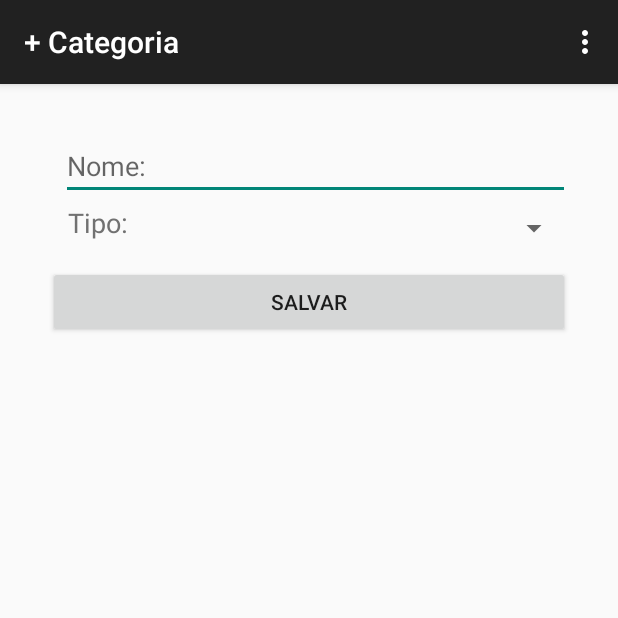
After one commit to bnubruno/Coddi, an Android app: the CadastrarCategoriaActivity screen opened directly, with no data from a screen before it, on a phone screen of 412 x 824 dp, the top half of it. The commit adds this screen. Run offline under Robolectric (Android 15) with nearby library versions, the phone set to English and light mode, and no system bars.

Commit message:
#Adicionado tela de categoria

```diff
--- /dev/null
+++ b/app/src/main/java/coddi/com/br/Adapter/SpinnerArrayAdapter.java
@@ -0,0 +1,49 @@
+package coddi.com.br.Adapter;
+
+import android.content.Context;
+import android.view.View;
+import android.view.ViewGroup;
+import android.widget.ArrayAdapter;
+import android.widget.TextView;
+
+import java.util.List;
+
+import coddi.com.br.coddi.R;
+
+public class SpinnerArrayAdapter extends ArrayAdapter<String> {
+
+    private int hintColor;
+
+    public SpinnerArrayAdapter(Context ctx, String[] objects) {
+        super(ctx, R.layout.spinner_view, objects);
+        this.hintColor = ctx.getResources().getColor(R.color.list_item_title);
+
+    }
+
+    public SpinnerArrayAdapter(Context ctx, List<String> objects) {
+        super(ctx, R.layout.spinner_view, objects);
+        this.hintColor = ctx.getResources().getColor(R.color.list_item_title);
+    }
+
+    @Override
+    public View getView(int position, View convertView, ViewGroup parent) {
+        View view = super.getView(position, convertView, parent);
+        if (position == getCount()) {
+            ((TextView) view.findViewById(R.id.tvSpinner)).setText("");
+            ((TextView) view.findViewById(R.id.tvSpinner)).setTextColor(this.hintColor);
+            ((TextView) view.findViewById(R.id.tvSpinner)).setText(getItem(getCount())); //Hint
+            ((TextView) view.findViewById(R.id.tvSpinner)).setPadding(20, 0, 0, 12);
+        }
+        return view;
+    }
+
+    @Override
+    public int getCount() {
+        return super.getCount() - 1; // nao mostra o ultimo item. será usado pela hint
+    }
+
+    public void setError(View v, String s) {
+        TextView name = (TextView) v.findViewById(R.id.tvSpinner);
+        name.setError(s);
+    }
+}
--- a/app/src/main/java/coddi/com/br/model/Categoria.java
+++ b/app/src/main/java/coddi/com/br/model/Categoria.java
@@ -1,5 +1,6 @@
 package coddi.com.br.model;
 
+import com.j256.ormlite.field.DataType;
 import com.j256.ormlite.field.DatabaseField;
 import com.j256.ormlite.table.DatabaseTable;
 
@@ -13,6 +14,10 @@ public class Categoria {
     private Long id;
     @DatabaseField
     private String nome;
+
+    @DatabaseField(dataType = DataType.ENUM_STRING)
+    private TipoFinanceiro tipoFinanceiro;
+
     @DatabaseField
     private int version;
 
--- /dev/null
+++ b/app/src/main/java/coddi/com/br/view/activity/categoria/CadastrarCategoriaActivity.java
@@ -0,0 +1,87 @@
+package coddi.com.br.view.activity.categoria;
+
+import android.os.Bundle;
+import android.support.v7.app.ActionBarActivity;
+import android.view.Menu;
+import android.view.MenuItem;
+import android.view.View;
+import android.widget.Button;
+import android.widget.Spinner;
+import android.widget.TextView;
+import android.widget.Toast;
+
+import java.util.ArrayList;
+import java.util.List;
+
+import coddi.com.br.Adapter.SpinnerArrayAdapter;
+import coddi.com.br.coddi.R;
+import coddi.com.br.model.TipoFinanceiro;
+
+public class CadastrarCategoriaActivity extends ActionBarActivity {
+
+    private TextView txtNomeCategoria;
+    private Spinner comboTipoFinanceiro;
+    private Button btnCadastrarCategoria;
+    private SpinnerArrayAdapter spinnerAdapter;
+
+    @Override
+    protected void onCreate(Bundle savedInstanceState) {
+        super.onCreate(savedInstanceState);
+        setContentView(R.layout.activity_cadastrar_categoria);
+        setTitle(R.string.cadastrar_caterogias_titulo);
+
+        txtNomeCategoria = (TextView) findViewById(R.id.txtNomeCategoria);
+
+        List<String> lista = new ArrayList<>();
+        lista.add("Receber");
+        lista.add("Pagar");
+        lista.add("Tipo:");
+
+        comboTipoFinanceiro = (Spinner) findViewById(R.id.comboTipoFinanceiro);
+        spinnerAdapter = new SpinnerArrayAdapter(getApplicationContext(), lista);
+        spinnerAdapter.setDropDownViewResource(R.layout.spinner_drop_down);
+        comboTipoFinanceiro.setAdapter(spinnerAdapter);
+        comboTipoFinanceiro.setSelection(this.spinnerAdapter.getCount());
+
+
+        btnCadastrarCategoria = (Button) findViewById(R.id.btnCadastrarCategoria);
+        btnCadastrarCategoria.setOnClickListener(new View.OnClickListener() {
+            @Override
+            public void onClick(View v) {
+                String tipoFinanceiroAux = (String) comboTipoFinanceiro.getAdapter().getItem(comboTipoFinanceiro.getSelectedItemPosition());
+                String nome = txtNomeCategoria.getText().toString();
+
+                if (nome.trim().isEmpty()) {
+                    txtNomeCategoria.setError("Nome é obrigatório.");
+                }
+
+                TipoFinanceiro tipoFinanceiro = TipoFinanceiro.converte(tipoFinanceiroAux);
+                if (tipoFinanceiro == null) {
+                    spinnerAdapter.setError(comboTipoFinanceiro.getSelectedView(), "Informe o tipo.");
+                }
+
+                Toast.makeText(getApplicationContext(), "Tipo financeiro: " + tipoFinanceiro + ". Nome: " + nome + ".", Toast.LENGTH_SHORT).show();
+            }
+        });
+
+    }
+
+
+    @Override
+    public boolean onCreateOptionsMenu(Menu menu) {
+        getMenuInflater().inflate(R.menu.menu_cadastrar_categoria, menu);
+        return true;
+    }
+
+    @Override
+    public boolean onOptionsItemSelected(MenuItem item) {
+        int id = item.getItemId();
+
+        if (id == R.id.action_settings) {
+            return true;
+        }
+        return super.onOptionsItemSelected(item);
+    }
+
+
+}
--- /dev/null
+++ b/app/src/main/res/layout/activity_cadastrar_categoria.xml
@@ -0,0 +1,64 @@
+<RelativeLayout xmlns:android="http://schemas.android.com/apk/res/android"
+                xmlns:tools="http://schemas.android.com/tools"
+                android:layout_width="match_parent"
+                android:layout_height="match_parent"
+                android:paddingLeft="@dimen/activity_horizontal_margin"
+                android:paddingRight="@dimen/activity_horizontal_margin"
+                android:paddingTop="@dimen/activity_vertical_margin"
+                android:paddingBottom="@dimen/activity_vertical_margin"
+                tools:context="coddi.com.br.view.activity.categoria.CadastrarCategoriaActivity">
+
+    <LinearLayout
+        android:orientation="vertical"
+        android:layout_width="fill_parent"
+        android:layout_height="fill_parent"
+        >
+
+        <LinearLayout
+            android:orientation="horizontal"
+            android:layout_width="fill_parent"
+            android:layout_height="wrap_content"
+            android:id="@+id/layout"
+            android:layout_marginRight="0dp"
+            android:layout_marginBottom="10px">
+
+            <EditText
+                android:layout_width="match_parent"
+                android:layout_height="wrap_content"
+                android:id="@+id/txtNomeCategoria"
+                android:hint="Nome:"
+                android:layout_marginLeft="13px"/>
+
+        </LinearLayout>
+
+        <LinearLayout
+            android:orientation="horizontal"
+            android:layout_width="fill_parent"
+            android:layout_height="wrap_content"
+            >
+
+            <Spinner
+                android:layout_width="match_parent"
+                android:layout_height="wrap_content"
+                android:id="@+id/comboTipoFinanceiro"
+                android:spinnerMode="dropdown"/>
+
+        </LinearLayout>
+
+        <LinearLayout
+            android:orientation="horizontal"
+            android:layout_width="fill_parent"
+            android:layout_height="wrap_content"
+            android:layout_marginTop="20px">
+
+            <Button
+                style="?android:attr/buttonStyleSmall"
+                android:layout_width="match_parent"
+                android:layout_height="wrap_content"
+                android:text="Salvar"
+                android:id="@+id/btnCadastrarCategoria"
+                android:layout_gravity="center_horizontal"/>
+        </LinearLayout>
+
+    </LinearLayout>
+</RelativeLayout>
--- /dev/null
+++ b/app/src/main/res/layout/spinner_view.xml
@@ -0,0 +1,10 @@
+<?xml version="1.0" encoding="utf-8"?>
+<TextView
+    xmlns:android="http://schemas.android.com/apk/res/android"
+    android:id="@+id/tvSpinner"
+    android:layout_width="fill_parent"
+    android:layout_height="wrap_content"
+    android:paddingLeft="10dp"
+    android:textSize="18sp"
+    android:gravity="center_vertical"
+    android:textColor="@color/black"/>
--- /dev/null
+++ b/app/src/main/res/menu/menu_cadastrar_categoria.xml
@@ -0,0 +1,9 @@
+<menu xmlns:android="http://schemas.android.com/apk/res/android"
+      xmlns:app="http://schemas.android.com/apk/res-auto"
+      xmlns:tools="http://schemas.android.com/tools"
+      tools:context="coddi.com.br.view.activity.categoria.CadastrarCategoriaActivity">
+    <item android:id="@+id/action_settings"
+          android:title="@string/action_settings"
+          android:orderInCategory="100"
+          app:showAsAction="never"/>
+</menu>
--- a/app/src/main/res/values/dimens.xml
+++ b/app/src/main/res/values/dimens.xml
@@ -1,7 +1,7 @@
 <resources>
     <!-- Default screen margins, per the Android Design guidelines. -->
-    <dimen name="activity_horizontal_margin">16dp</dimen>
-    <dimen name="activity_vertical_margin">16dp</dimen>
+    <dimen name="activity_horizontal_margin">32dp</dimen>
+    <dimen name="activity_vertical_margin">32dp</dimen>
 
     <!-- Per the design guidelines, navigation drawers should be between 240dp and 320dp:
          https://developer.android.com/design/patterns/navigation-drawer.html -->
--- a/app/src/main/res/values/strings.xml
+++ b/app/src/main/res/values/strings.xml
@@ -14,6 +14,12 @@
         <item>Contas</item>
         <item>Categorias</item>
     </string-array>
+
     <string name="title_section3">Configurações</string>
+    <string name="action_add_categoria">+Cat</string>
+    <string name="title_activity_cadastrar_categoria">CadastrarCategoriaActivity</string>
+    <string name="hello_world">Hello world!</string>
+    <string name="categoria_nome">Nome</string>
+    <string name="cadastrar_caterogias_titulo">+ Categoria</string>
 
 </resources>
```
Also changed, not shown: app/src/main/AndroidManifest.xml (+15 -12 lines), app/src/main/java/coddi/com/br/model/TipoFinanceiro.java (added, +48 -0 lines), app/src/main/java/coddi/com/br/view/activity/main/MainActivity.java (+2 -5 lines), app/src/main/java/coddi/com/br/view/activity/main/NavigationDrawerFragment.java (+7 -7 lines), app/src/main/java/coddi/com/br/view/activity/main/fragment/CategoriaFragment.java (added, +91 -0 lines), app/src/main/java/coddi/com/br/view/activity/main/fragment/MainActivityFragment.java (added, +59 -0 lines), app/src/main/java/coddi/com/br/view/fragment/ContaFragment.java (deleted, +0 -63 lines), app/src/main/res/layout/fragment_categorias.xml (renamed from app/src/main/res/layout/fragment_outro.xml, +5 -14 lines), app/src/main/res/layout/spinner_drop_down.xml (added, +10 -0 lines), app/src/main/res/values/styles.xml (+4 -4 lines), app/src/main/res/layout/fragment_contas.xml (renamed from app/src/main/res/layout/fragment_main.xml).
